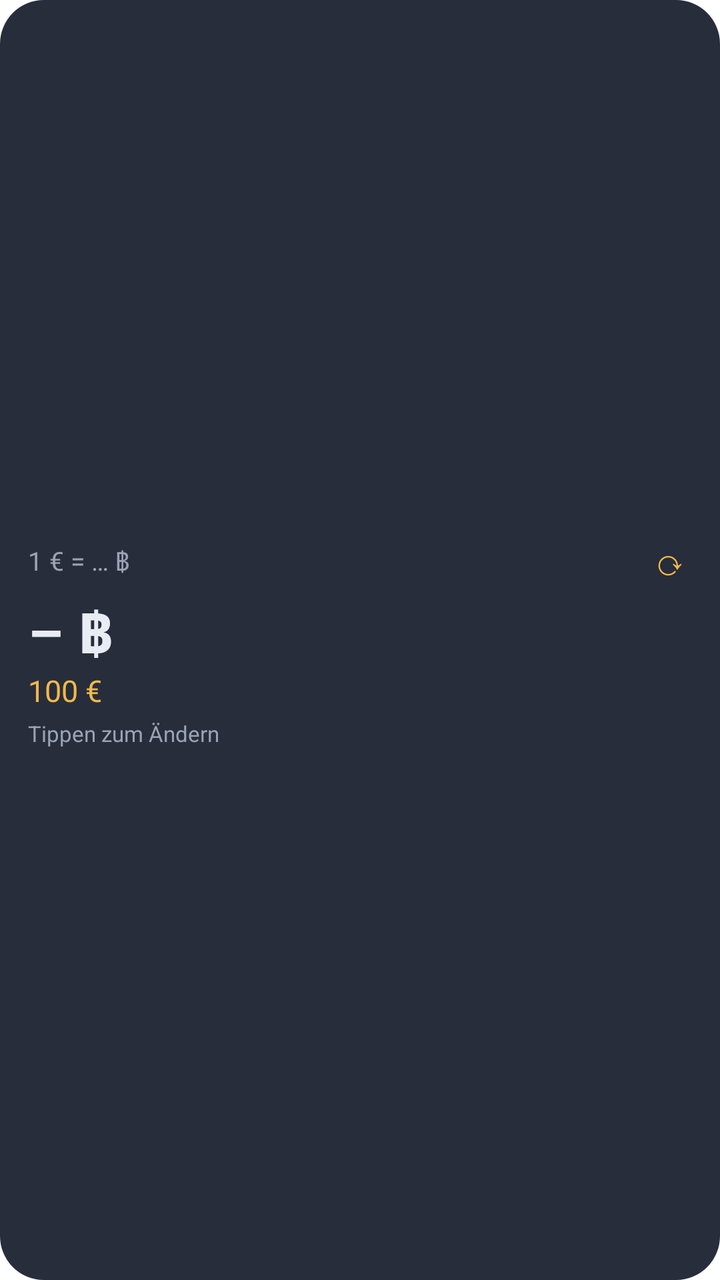
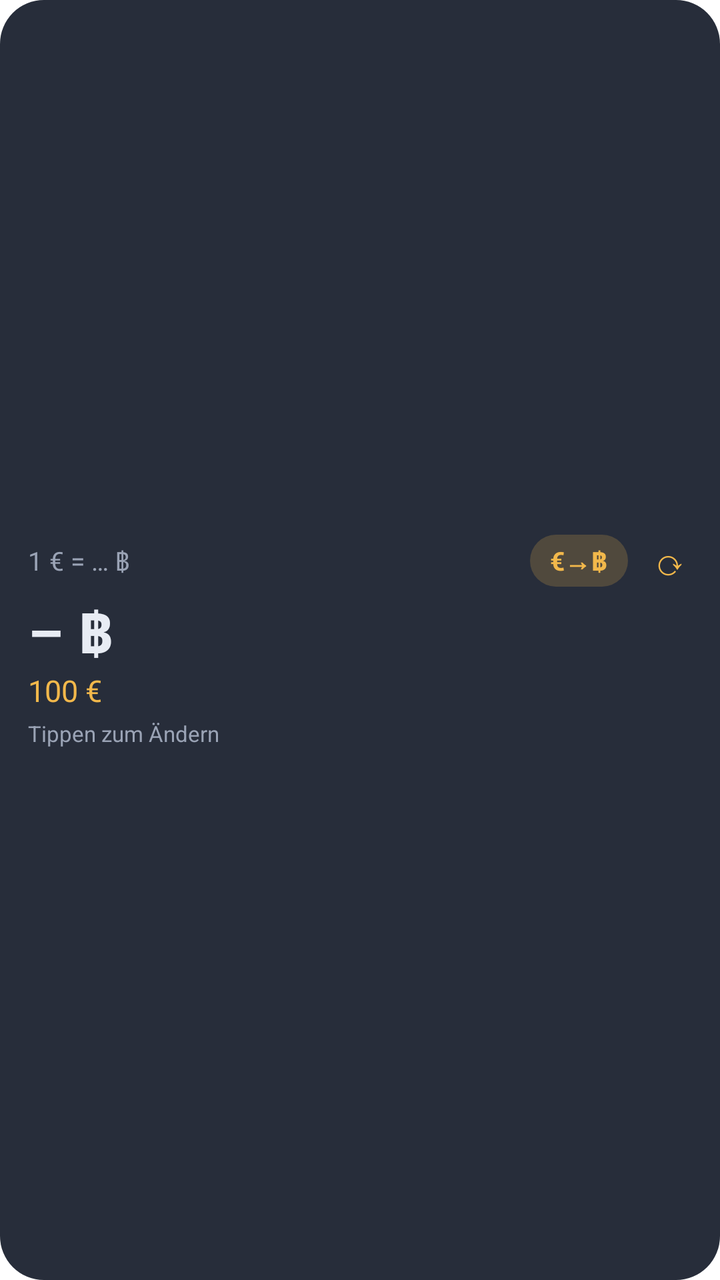

The first picture is an Android layout as it rendered before a commit; the second is the same layout after the commit. The layout source and the unified diff follow.
<!-- AndroidManifest.xml: fallback theme Theme.MaterialComponents.DayNight.NoActionBar -->
<!-- res/layout/widget.xml -->
<?xml version="1.0" encoding="utf-8"?>
<LinearLayout xmlns:android="http://schemas.android.com/apk/res/android"
    android:id="@+id/root"
    android:layout_width="match_parent"
    android:layout_height="match_parent"
    android:background="@drawable/widget_bg"
    android:orientation="vertical"
    android:gravity="center_vertical"
    android:padding="14dp">

    <LinearLayout
        android:layout_width="match_parent"
        android:layout_height="wrap_content"
        android:orientation="horizontal"
        android:gravity="center_vertical">

        <TextView
            android:id="@+id/rate"
            android:layout_width="0dp"
            android:layout_height="wrap_content"
            android:layout_weight="1"
            android:text="1 € = … ฿"
            android:textColor="@color/text_dim"
            android:textSize="13sp" />

        <TextView
            android:id="@+id/refresh"
            android:layout_width="wrap_content"
            android:layout_height="wrap_content"
            android:paddingStart="12dp"
            android:paddingEnd="2dp"
            android:paddingTop="2dp"
            android:paddingBottom="2dp"
            android:text="⟳"
            android:textColor="@color/accent"
            android:textSize="18sp" />
    </LinearLayout>

    <TextView
        android:id="@+id/amount_thb"
        android:layout_width="match_parent"
        android:layout_height="wrap_content"
        android:layout_marginTop="2dp"
        android:text="– ฿"
        android:textColor="@color/text"
        android:textSize="28sp"
        android:textStyle="bold"
        android:maxLines="1"
        android:ellipsize="end" />

    <TextView
        android:id="@+id/amount_eur"
        android:layout_width="match_parent"
        android:layout_height="wrap_content"
        android:text="100 €"
        android:textColor="@color/accent"
        android:textSize="15sp" />

    <TextView
        android:id="@+id/status"
        android:layout_width="match_parent"
        android:layout_height="wrap_content"
        android:layout_marginTop="4dp"
        android:text="Tippen zum Ändern"
        android:textColor="@color/text_dim"
        android:textSize="11sp"
        android:maxLines="1"
        android:ellipsize="end" />
</LinearLayout>
<!-- resources referenced by this layout -->
<resources>
  <color name="accent">#FFF2B84B</color>
  <color name="text">#FFE8ECF4</color>
  <color name="text_dim">#FF9AA3B5</color>
  <!-- drawable widget_bg (drawable) -->
  <?xml version="1.0" encoding="utf-8"?>
  <shape xmlns:android="http://schemas.android.com/apk/res/android" android:shape="rectangle">
      <solid android:color="@color/bg" />
      <corners android:radius="22dp" />
  </shape>
  <color name="bg">#F21C2230</color>
</resources>

<!-- the commit's change to res/layout/widget.xml (unified diff, before → after) -->
@@ -22,6 +22,20 @@
             android:text="1 € = … ฿"
             android:textColor="@color/text_dim"
             android:textSize="13sp" />
+
+        <TextView
+            android:id="@+id/swap"
+            android:layout_width="wrap_content"
+            android:layout_height="wrap_content"
+            android:background="@drawable/chip_bg"
+            android:paddingStart="10dp"
+            android:paddingEnd="10dp"
+            android:paddingTop="4dp"
+            android:paddingBottom="4dp"
+            android:text="€→฿"
+            android:textColor="@color/accent"
+            android:textSize="13sp"
+            android:textStyle="bold" />
 
         <TextView
             android:id="@+id/refresh"
<!-- resource entries referenced after the edit -->
@@ -3,6 +3,12 @@
   <color name="accent">#FFF2B84B</color>
   <color name="text">#FFE8ECF4</color>
   <color name="text_dim">#FF9AA3B5</color>
+  <!-- drawable chip_bg (drawable) -->
+  <?xml version="1.0" encoding="utf-8"?>
+  <shape xmlns:android="http://schemas.android.com/apk/res/android" android:shape="rectangle">
+      <solid android:color="#33F2B84B" />
+      <corners android:radius="14dp" />
+  </shape>
   <!-- drawable widget_bg (drawable) -->
   <?xml version="1.0" encoding="utf-8"?>
   <shape xmlns:android="http://schemas.android.com/apk/res/android" android:shape="rectangle">
